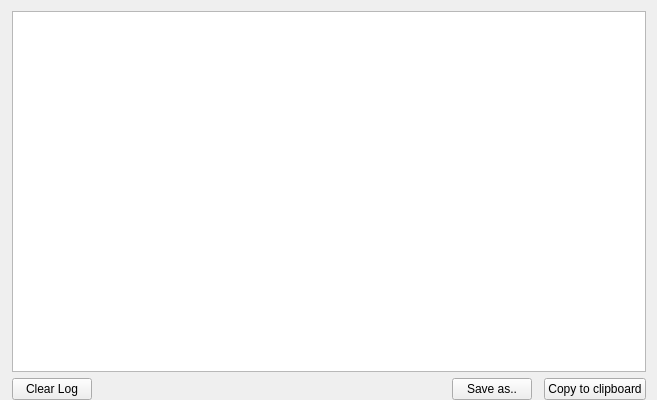
Before: the Qt Designer form src/ui/wizconsoledialog.ui in WizTeam/WizQTClient, drawn with Qt 5.
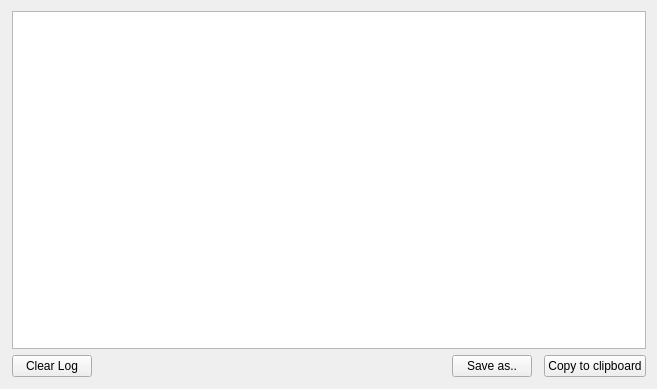
After: the same form once the commit is applied.

What changed in the file:
```diff
--- a/src/ui/wizconsoledialog.ui
+++ b/src/ui/wizconsoledialog.ui
@@ -7,7 +7,7 @@
     <x>0</x>
     <y>0</y>
     <width>657</width>
-    <height>400</height>
+    <height>389</height>
    </rect>
   </property>
   <property name="sizePolicy">
@@ -44,6 +44,9 @@
      <property name="leftMargin">
       <number>0</number>
      </property>
+     <property name="bottomMargin">
+      <number>12</number>
+     </property>
      <item>
       <widget class="QPushButton" name="buttonClear">
        <property name="text">
```
